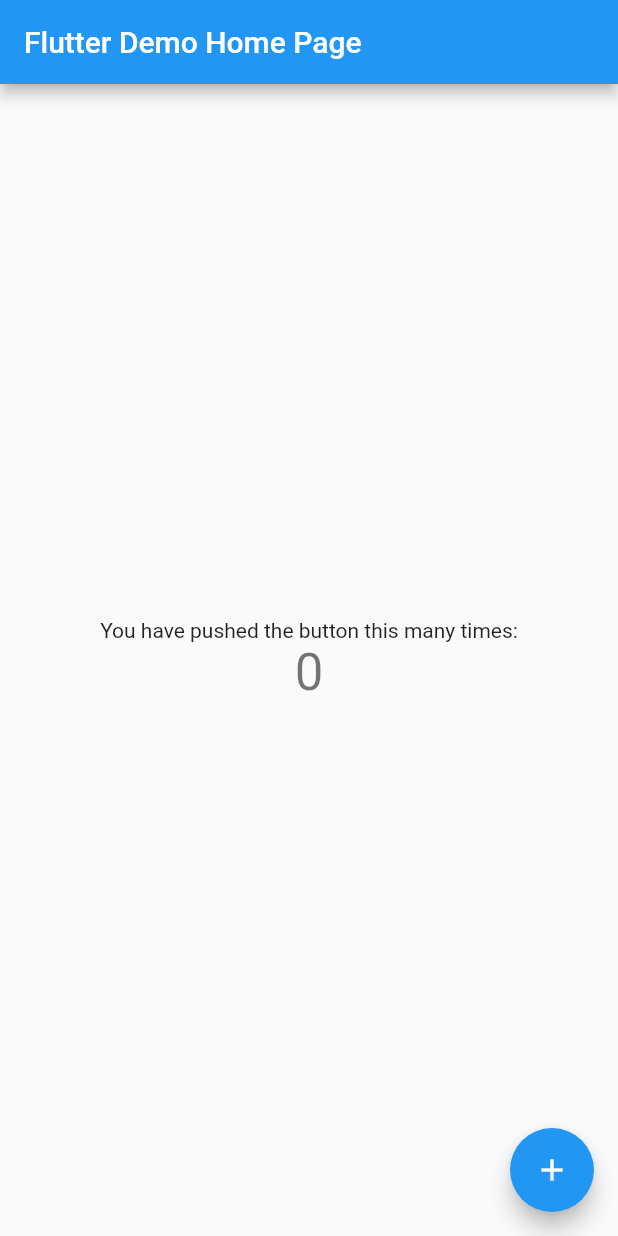
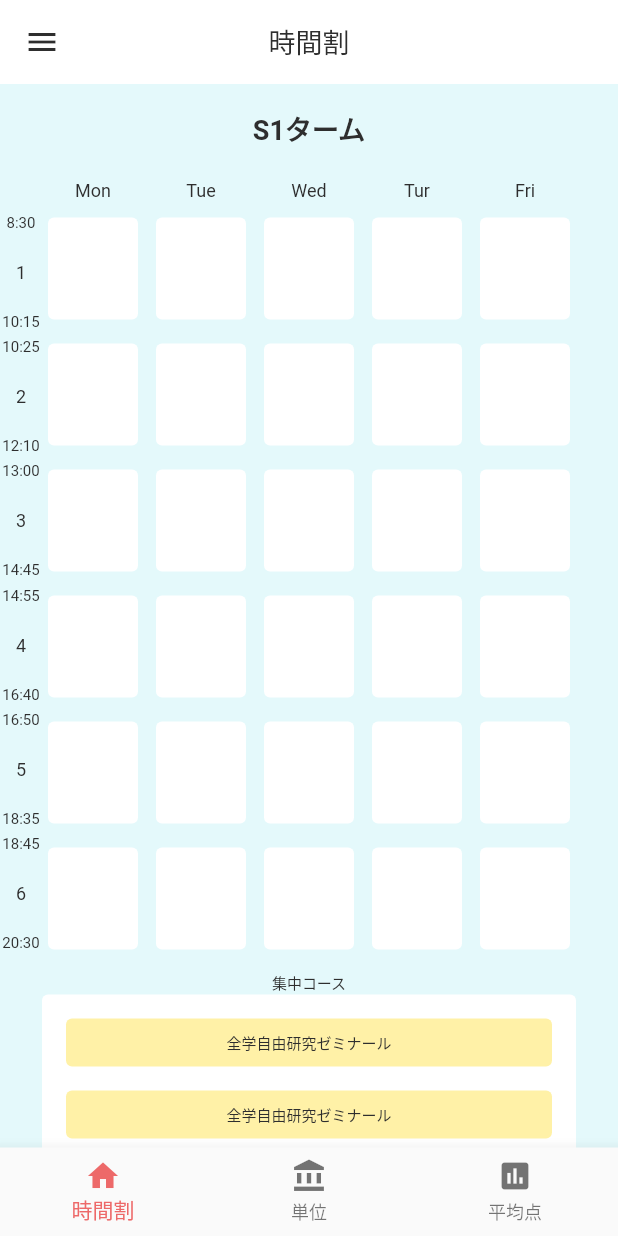
Before and after one commit to kaorulego5x/UTime, a Flutter app: the screen it shows after launch, on a phone screen of 412 x 824 dp. Run offline on Flutter 3.47's test engine with Material 2 defaults, Android fonts, the phone set to English and light mode, and no system bars; Roboto replaces fonts that are missing (Noto Sans JP).

Commit message:
make timetables first

```diff
--- a/lib/main.dart
+++ b/lib/main.dart
@@ -1,4 +1,6 @@
 import 'package:flutter/material.dart';
+import 'package:utime/timetables.dart';
+import 'package:utime/lecture_dialog.dart';
 
 void main() {
   runApp(const MyApp());
@@ -11,105 +13,13 @@
   @override
   Widget build(BuildContext context) {
     return MaterialApp(
-      title: 'second',
+      title: 'UTime',
       theme: ThemeData(
-        // This is the theme of your application.
-        //
-        // Try running your application with "flutter run". You'll see the
-        // application has a blue toolbar. Then, without quitting the app, try
-        // changing the primarySwatch below to Colors.green and then invoke
-        // "hot reload" (press "r" in the console where you ran "flutter run",
-        // or simply save your changes to "hot reload" in a Flutter IDE).
-        // Notice that the counter didn't reset back to zero; the application
-        // is not restarted.
-        primarySwatch: Colors.blue,
+        fontFamily: "Noto Sans JP",
       ),
-      home: const MyHomePage(title: 'Flutter Demo Home Page'),
+      home:TimeTables(),
     );
   }
+
+
 }
-
-class MyHomePage extends StatefulWidget {
-  const MyHomePage({Key? key, required this.title}) : super(key: key);
-
-  // This widget is the home page of your application. It is stateful, meaning
-  // that it has a State object (defined below) that contains fields that affect
-  // how it looks.
-
-  // This class is the configuration for the state. It holds the values (in this
-  // case the title) provided by the parent (in this case the App widget) and
-  // used by the build method of the State. Fields in a Widget subclass are
-  // always marked "final".
-
-  final String title;
-
-  @override
-  State<MyHomePage> createState() => _MyHomePageState();
-}
-
-class _MyHomePageState extends State<MyHomePage> {
-  int _counter = 0;
-
-  void _incrementCounter() {
-    setState(() {
-      // This call to setState tells the Flutter framework that something has
-      // changed in this State, which causes it to rerun the build method below
-      // so that the display can reflect the updated values. If we changed
-      // _counter without calling setState(), then the build method would not be
-      // called again, and so nothing would appear to happen.
-      _counter++;
-    });
-  }
-
-  @override
-  Widget build(BuildContext context) {
-    // This method is rerun every time setState is called, for instance as done
-    // by the _incrementCounter method above.
-    //
-    // The Flutter framework has been optimized to make rerunning build methods
-    // fast, so that you can just rebuild anything that needs updating rather
-    // than having to individually change instances of widgets.
-    return Scaffold(
-      appBar: AppBar(
-        // Here we take the value from the MyHomePage object that was created by
-        // the App.build method, and use it to set our appbar title.
-        title: Text(widget.title),
-      ),
-      body: Center(
-        // Center is a layout widget. It takes a single child and positions it
-        // in the middle of the parent.
-        child: Column(
-          // Column is also a layout widget. It takes a list of children and
-          // arranges them vertically. By default, it sizes itself to fit its
-          // children horizontally, and tries to be as tall as its parent.
-          //
-          // Invoke "debug painting" (press "p" in the console, choose the
-          // "Toggle Debug Paint" action from the Flutter Inspector in Android
-          // Studio, or the "Toggle Debug Paint" command in Visual Studio Code)
-          // to see the wireframe for each widget.
-          //
-          // Column has various properties to control how it sizes itself and
-          // how it positions its children. Here we use mainAxisAlignment to
-          // center the children vertically; the main axis here is the vertical
-          // axis because Columns are vertical (the cross axis would be
-          // horizontal).
-          mainAxisAlignment: MainAxisAlignment.center,
-          children: <Widget>[
-            const Text(
-              'You have pushed the button this many times:',
-            ),
-            Text(
-              '$_counter',
-              style: Theme.of(context).textTheme.headline4,
-            ),
-          ],
-        ),
-      ),
-      floatingActionButton: FloatingActionButton(
-        onPressed: _incrementCounter,
-        tooltip: 'Increment',
-        child: const Icon(Icons.add),
-      ), // This trailing comma makes auto-formatting nicer for build methods.
-    );
-  }
-}
--- /dev/null
+++ b/lib/timetables.dart
@@ -0,0 +1,350 @@
+import 'package:flutter/material.dart';
+
+import 'package:utime/lecture_dialog.dart';
+
+
+class TimeTables extends StatefulWidget {
+  const TimeTables({Key? key}) : super(key: key);
+  static const String routeName = '/timeTables';
+
+  @override
+  State<TimeTables> createState() => _TimeTablesState();
+}
+
+class _TimeTablesState extends State<TimeTables> {
+
+  @override
+  Widget build(BuildContext context) {
+    // デバイスの縦幅と横幅を取得する
+    final double screenHeight = MediaQuery.of(context).size.height;
+    final double screenWidth = MediaQuery.of(context).size.width;
+
+    //サイズ用の変数
+    final double classHeight= 0;  //1コマの高さ
+    final double classWidth=(screenWidth-28);  //1コマの横幅
+
+    return Scaffold(
+      appBar: AppBar(
+        leading: Icon(Icons.menu, color: Color(0xFF2E2E2E),),
+        centerTitle: true,
+        title: Text('時間割',
+          style: TextStyle(
+            fontSize: 18,
+            color: Color(0xFF2E2E2E),
+          ),
+        ),
+        backgroundColor: Color(0xFFFFFFFF),
+        elevation: 0.0,
+      ),
+
+      body: SingleChildScrollView(
+        child: Container(
+          color: Color(0xFFE4F9FB),
+          child: Center(
+            child: Column(
+              children:[
+                //ターム
+                Container(
+                  padding: EdgeInsets.all(16.0),
+                  child: Text('S1ターム',
+                    style: TextStyle(
+                      fontSize: 18,
+                      fontWeight: FontWeight.bold,
+                      color: Color(0xFF2E2E2E),),
+                  ),
+                ),
+                //曜日
+                Container(
+                  width: double.infinity,
+                  height: 24,
+                  margin: const EdgeInsets.only(left: 32.0, right:32.0,bottom:4.0),
+                  child: Row(
+                    children: [
+                      _day('Mon'),
+                      SizedBox(width: 12,
+                          child: Spacer()),
+                      _day('Tue'),
+                      SizedBox(width: 12,
+                          child: Spacer()),
+                      _day('Wed'),
+                      SizedBox(width: 12,
+                          child: Spacer()),
+                      _day('Tur'),
+                      SizedBox(width: 12,
+                          child: Spacer()),
+                      _day('Fri'),
+                    ],
+                  ),
+                ),
+                //時間割
+                Container(
+                  child: Row(
+                    children:[
+                      //時間
+                      Container(
+                        width: 28,
+                        height: 492,
+                        child: Center(
+                          child: Column(
+                            children: [
+                              Text('8:30',
+                                textAlign: TextAlign.center,
+                                style: TextStyle(fontSize: 10, color: Color(0xFF2E2E2E),),),
+                              Container(
+                                width: 24,
+                                height: 54,
+                                alignment: Alignment.center,
+                                child: Text('1',
+                                  style: TextStyle(fontSize: 12, color: Color(0xFF2E2E2E),),),
+                              ),
+                              Text('10:15',
+                                textAlign: TextAlign.center,
+                                style: TextStyle(fontSize: 10, color: Color(0xFF2E2E2E),),),
+                              Spacer(),
+                              Text('10:25',
+                                textAlign: TextAlign.center,
+                                style: TextStyle(fontSize: 10, color: Color(0xFF2E2E2E),),),
+                              Container(
+                                width: 24,
+                                height: 54,
+                                alignment: Alignment.center,
+                                child: Text('2',
+                                  style: TextStyle(fontSize: 12, color: Color(0xFF2E2E2E),),),
+                              ),
+                              Text('12:10',
+                                textAlign: TextAlign.center,
+                                style: TextStyle(fontSize: 10, color: Color(0xFF2E2E2E),),),
+                              Spacer(),
+                              Text('13:00',
+                                textAlign: TextAlign.center,
+                                style: TextStyle(fontSize: 10, color: Color(0xFF2E2E2E),),),
+                              Container(
+                                width: 24,
+                                height: 54,
+                                alignment: Alignment.center,
+                                child: Text('3',
+                                  style: TextStyle(fontSize: 12, color: Color(0xFF2E2E2E),),),
+                              ),
+                              Text('14:45',
+                                textAlign: TextAlign.center,
+                                style: TextStyle(fontSize: 10, color: Color(0xFF2E2E2E),),),
+                              Spacer(),
+                              Text('14:55',
+                                textAlign: TextAlign.center,
+                                style: TextStyle(fontSize: 10, color: Color(0xFF2E2E2E),),),
+                              Container(
+                                width: 24,
+                                height: 54,
+                                alignment: Alignment.center,
+                                child: Text('4',
+                                  style: TextStyle(fontSize: 12, color: Color(0xFF2E2E2E),),),
+                              ),
+                              Text('16:40',
+                                textAlign: TextAlign.center,
+                                style: TextStyle(fontSize: 10, color: Color(0xFF2E2E2E),),),
+                              Spacer(),
+                              Text('16:50',
+                                textAlign: TextAlign.center,
+                                style: TextStyle(fontSize: 10, color: Color(0xFF2E2E2E),),),
+                              Container(
+                                width: 24,
+                                height: 54,
+                                alignment: Alignment.center,
+                                child: Text('5',
+                                  style: TextStyle(fontSize: 12, color: Color(0xFF2E2E2E),),),
+                              ),
+                              Text('18:35',
+                                textAlign: TextAlign.center,
+                                style: TextStyle(fontSize: 10, color: Color(0xFF2E2E2E),),),
+                              Spacer(),
+                              Text('18:45',
+                                textAlign: TextAlign.center,
+                                style: TextStyle(fontSize: 10, color: Color(0xFF2E2E2E),),),
+                              Container(
+                                width: 24,
+                                height: 54,
+                                alignment: Alignment.center,
+                                child: Text('6',
+                                  style: TextStyle(fontSize: 12, color: Color(0xFF2E2E2E),),),
+                              ),
+                              Text('20:30',
+                                textAlign: TextAlign.center,
+                                style: TextStyle(fontSize: 10, color: Color(0xFF2E2E2E),),),
+                            ],
+                          ),
+                        ),
+                      ),
+                      //コマ
+                      Expanded(
+                        child:Container(
+                          width: double.infinity,
+                          height: 492,
+                          margin: const EdgeInsets.only(left: 4.0, right:32.0),
+                          child: Column(
+                            children: [
+                              _period(),
+                              SizedBox(height: 12,
+                                  child: Spacer()),
+                              _period(),
+                              SizedBox(height: 12,
+                                  child: Spacer()),
+                              _period(),
+                              SizedBox(height: 12,
+                                  child: Spacer()),
+                              _period(),
+                              SizedBox(height: 12,
+                                  child: Spacer()),
+                              _period(),
+                              SizedBox(height: 12,
+                                  child: Spacer()),
+                              _period(),
+                            ],
+                          ),
+                        ),
+                      )
+                    ],
+                  ),
+                ),
+                //集中講義
+                Container(
+                  height: 180,
+                  margin: const EdgeInsets.only(top:12.0),
+                  child: Column(
+                    children: [
+                      //集中コース
+                      Container(
+                        height: 16,
+                        alignment: Alignment.center,
+                        child: Text('集中コース',
+                          style: TextStyle(
+                            fontSize: 10,
+                            color: Color(0xFF2E2E2E),),
+                        ),
+                      ),
+                      Expanded(
+                        child: Container(
+                          width: double.infinity,
+                          margin: const EdgeInsets.only(left:28.0, right:28.0),
+                          decoration: BoxDecoration(
+                            color: Color(0xFFFFFFFF),
+                            borderRadius: BorderRadius.circular(4),
+                          ),
+                          child: Column(
+                            children:[
+                              _intensiveCourse(),
+                              _intensiveCourse(),
+                            ],
+                          ),
+                        ),
+                      )
+                    ],
+                  ),
+                ),
+              ],
+            ),
+          ),
+        ),
+      ),
+
+      bottomNavigationBar: BottomNavigationBar(
+        items: <BottomNavigationBarItem>[
+          BottomNavigationBarItem(icon: Icon(Icons.home), label:'時間割'),
+          BottomNavigationBarItem(icon: Icon(Icons.account_balance), label:'単位'),
+          BottomNavigationBarItem(icon: Icon(Icons.poll), label:'平均点'),
+        ],
+        fixedColor: Color(0xFFED6969),
+        type: BottomNavigationBarType.fixed,
+      ),
+    );
+  }
+
+  Expanded _day(String day) {
+    return (Expanded(
+      child: SizedBox(
+        width: double.infinity,
+        child: Text(
+          day,
+          textAlign: TextAlign.center,
+          style: TextStyle(
+            fontSize: 12,
+            color: Color(0xFF2E2E2E),
+          ),
+        ),
+      ),
+    ));
+  }
+
+  Expanded _createLecture() {
+    return (Expanded(
+      child: SizedBox(
+        width: double.infinity,
+        height: 68,
+        child: ElevatedButton(
+          child: Text(
+            '',
+            style: TextStyle(
+              fontSize: 8,
+              color: Color(0xFF2E2E2E),
+            ),
+          ),
+          style: ElevatedButton.styleFrom(
+            primary: Color(0xFFFFFFFF),
+            elevation: 0,
+          ),
+          onPressed: () {
+            Navigator.push(
+                context,
+                MaterialPageRoute(
+                  builder: (context) => LectureDialog(),
+                ));
+            // LectureDialog(context,).showLectureDialog();
+          },
+        ),
+      ),
+    ));
+  }
+
+  Expanded _period() {
+    return (Expanded(
+      child: SizedBox(
+        width: double.infinity,
+        height: 68,
+        child: Row(
+          children: [
+            _createLecture(),
+            SizedBox(width: 12, child: Spacer()),
+            _createLecture(),
+            SizedBox(width: 12, child: Spacer()),
+            _createLecture(),
+            SizedBox(width: 12, child: Spacer()),
+            _createLecture(),
+            SizedBox(width: 12, child: Spacer()),
+            _createLecture(),
+          ],
+        ),
+      ),
+    ));
+  }
+
+  Container _intensiveCourse() {
+    return (Container(
+      width: double.infinity,
+      height: 32,
+      margin: const EdgeInsets.only(top: 16.0, left: 16.0, right: 16.0),
+      child: ElevatedButton(
+        child: const Text(
+          '全学自由研究ゼミナール',
+          style: TextStyle(
+            fontSize: 10,
+            color: Color(0xFF2E2E2E),
+          ),
+        ),
+        style: ElevatedButton.styleFrom(
+          primary: Color(0xFFFFF1A7),
+          elevation: 0,
+        ),
+        onPressed: () {},
+      ),
+    ));
+  }
+}
```
Also changed, not shown: lib/lecture_dialog.dart (added, +186 -0 lines), lib/modal_overlay.dart (added, +69 -0 lines).
